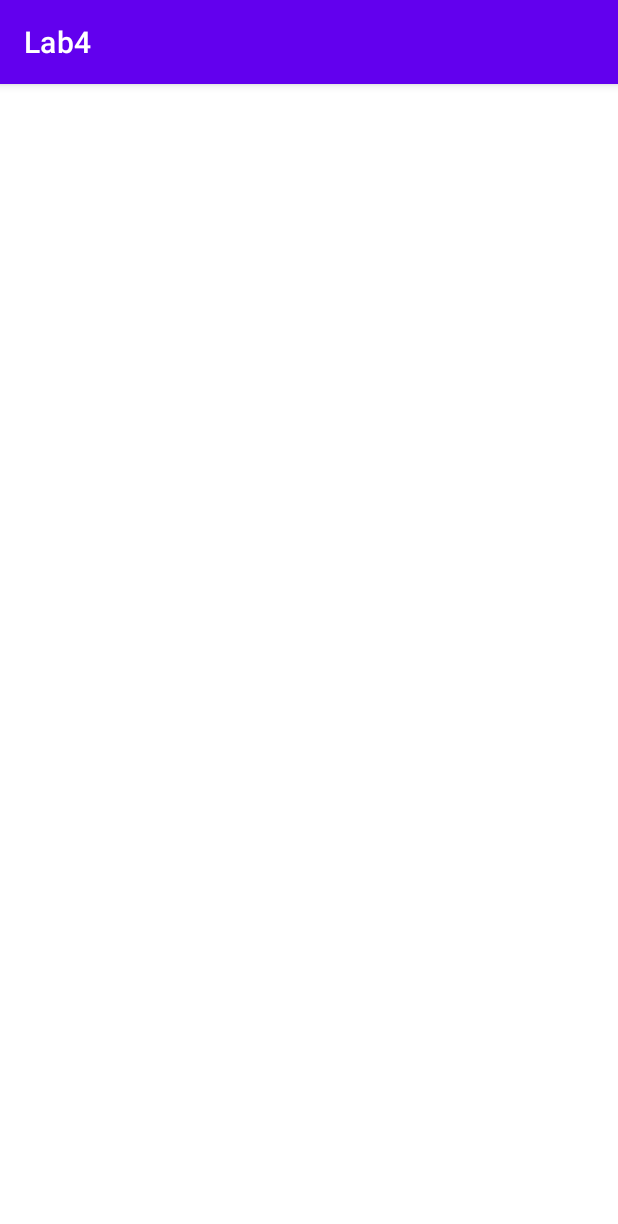
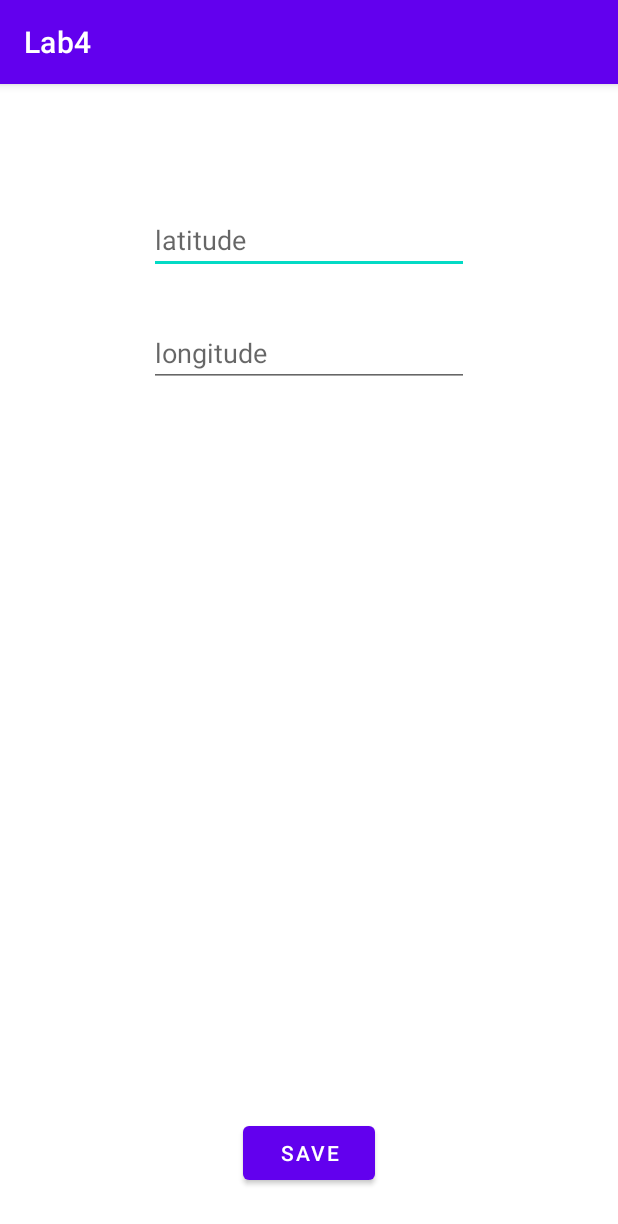
Before and after one commit to CSE-110-Winter-2023/cse-110-project-cse110-team-36, an Android app: the ProfileActivity screen opened directly, with no data from a screen before it, on a phone screen of 412 x 824 dp. Shown: the top 1224 px of the screen. Run offline under Robolectric (Android 15) with nearby library versions, the phone set to English and light mode, and no system bars.

Commit message:
buttons move between activities, coordinates are saved

```diff
--- a/app/src/main/java/edu/ucsd/cse110/lab4/ProfileActivity.java
+++ b/app/src/main/java/edu/ucsd/cse110/lab4/ProfileActivity.java
@@ -2,13 +2,52 @@ package edu.ucsd.cse110.lab4;
 
 import androidx.appcompat.app.AppCompatActivity;
 
+import android.content.Intent;
+import android.content.SharedPreferences;
 import android.os.Bundle;
+import android.view.View;
+import android.widget.TextView;
 
 public class ProfileActivity extends AppCompatActivity {
-
     @Override
     protected void onCreate(Bundle savedInstanceState) {
         super.onCreate(savedInstanceState);
         setContentView(R.layout.activity_profile);
+        this.loadProfile();
+    }
+
+    @Override
+    protected void onDestroy() {
+        super.onDestroy();
+        this.saveProfile();
+    }
+
+    public void loadProfile() {
+        SharedPreferences preferences = getPreferences(MODE_PRIVATE);
+
+        String latitudeString = preferences.getString("latitudeString", "");
+        String longitudeString = preferences.getString("longitudeString", "");
+        TextView latitude = this.findViewById(R.id.latitude);
+        TextView longitude = this.findViewById(R.id.longitude);
+
+        latitude.setText(latitudeString);
+        longitude.setText(longitudeString);
+    }
+
+    public void saveProfile() {
+        SharedPreferences preferences = getPreferences(MODE_PRIVATE);
+        SharedPreferences.Editor editor = preferences.edit();
+        TextView latitude = this.findViewById(R.id.latitude);
+        TextView longitude = this.findViewById(R.id.longitude);
+        editor.putString("latitudeString", latitude.getText().toString());
+        editor.putString("longitudeString", longitude.getText().toString());
+        editor.apply();
+    }
+
+
+    public void onLaunchSaveClicked(View view) {
+        Intent intent = new Intent(this, MainActivity.class);
+        startActivity(intent);
+        finish();
     }
 }
--- a/app/src/main/res/layout/activity_profile.xml
+++ b/app/src/main/res/layout/activity_profile.xml
@@ -6,4 +6,37 @@
     android:layout_height="match_parent"
     tools:context=".ProfileActivity">
 
+    <EditText
+        android:id="@+id/latitude"
+        android:layout_width="wrap_content"
+        android:layout_height="wrap_content"
+        android:layout_marginTop="81dp"
+        android:ems="10"
+        android:hint="latitude"
+        android:inputType="textPersonName"
+        app:layout_constraintEnd_toEndOf="parent"
+        app:layout_constraintStart_toStartOf="parent"
+        app:layout_constraintTop_toTopOf="parent" />
+
+    <EditText
+        android:id="@+id/longitude"
+        android:layout_width="wrap_content"
+        android:layout_height="wrap_content"
+        android:layout_marginTop="30dp"
+        android:ems="10"
+        android:hint="longitude"
+        android:inputType="textPersonName"
+        app:layout_constraintStart_toStartOf="@+id/latitude"
+        app:layout_constraintTop_toBottomOf="@+id/latitude" />
+
+    <Button
+        android:id="@+id/saveButton"
+        android:layout_width="wrap_content"
+        android:layout_height="wrap_content"
+        android:layout_marginBottom="31dp"
+        android:onClick="onLaunchSaveClicked"
+        android:text="SAVE"
+        app:layout_constraintBottom_toBottomOf="parent"
+        app:layout_constraintEnd_toEndOf="parent"
+        app:layout_constraintStart_toStartOf="parent" />
 </androidx.constraintlayout.widget.ConstraintLayout>
```
Also changed, not shown: app/src/main/java/edu/ucsd/cse110/lab4/MainActivity.java (+8 -0 lines), app/src/main/res/layout/activity_main.xml (+12 -0 lines).
